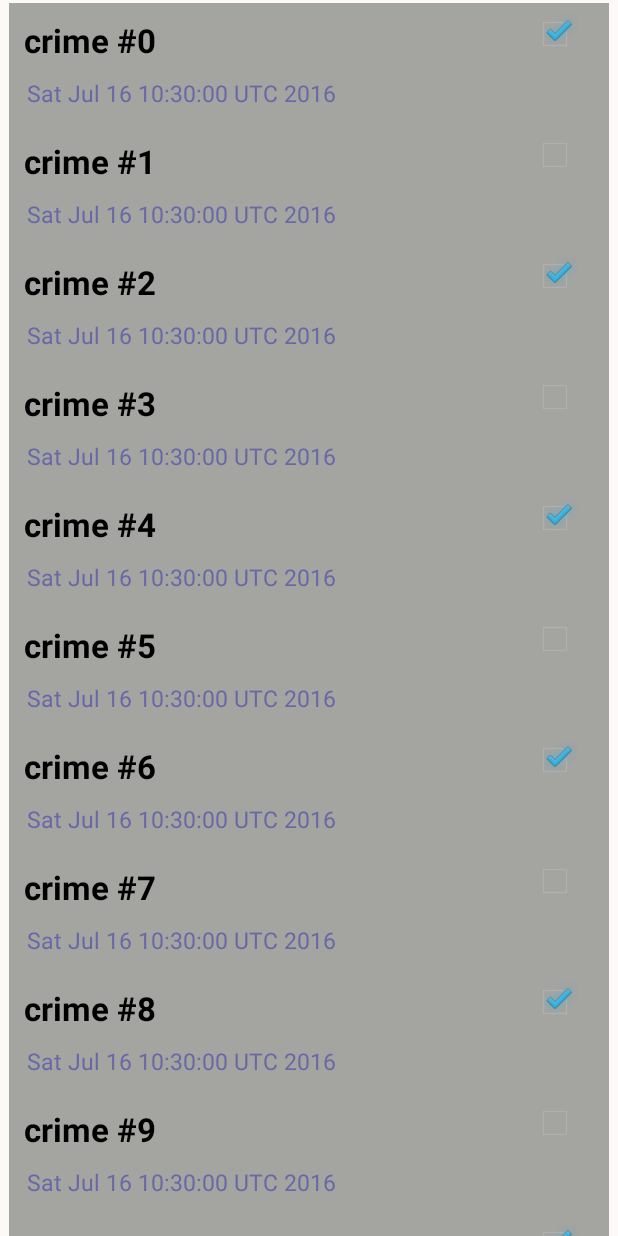
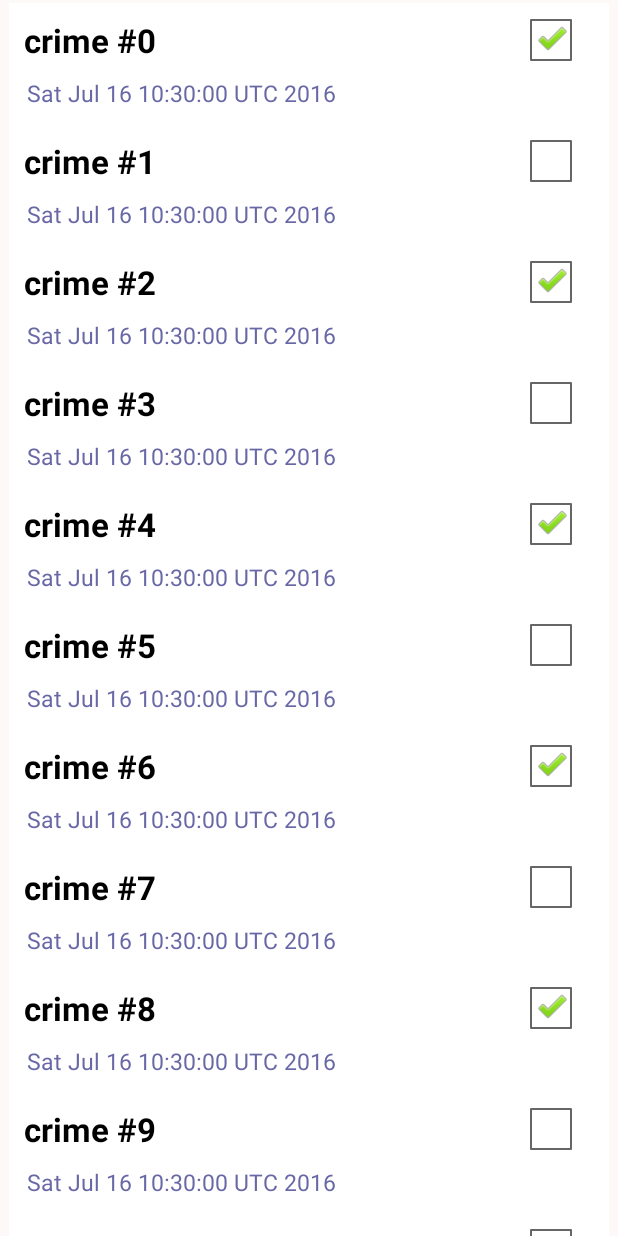
Before and after one commit to lewisliul/demo, an Android app: the screen it shows after launch (CrimeListActivity), on a phone screen of 412 x 824 dp. Run offline under Robolectric (Android 15) with nearby library versions, the light colour scheme and no system bars.

Commit message:
[启动闪黑屏解决]

```diff
--- a/app/src/main/AndroidManifest.xml
+++ b/app/src/main/AndroidManifest.xml
@@ -7,7 +7,7 @@
         android:icon="@mipmap/ic_launcher"
         android:label="@string/app_name"
         android:supportsRtl="true"
-        android:theme="@android:style/Theme.Holo.NoActionBar">
+        android:theme="@style/Theme.AppStartLoadTranslucent">
         <activity android:name=".ui.CrimeListActivity">
             <intent-filter>
                 <action android:name="android.intent.action.MAIN"/>
--- a/app/src/main/res/layout/fragment_crimelist_main.xml
+++ b/app/src/main/res/layout/fragment_crimelist_main.xml
@@ -2,7 +2,7 @@
 <LinearLayout xmlns:android="http://schemas.android.com/apk/res/android"
               android:layout_width="match_parent"
               android:layout_height="match_parent"
-              android:background="#a4a4a1"
+              android:background="#ffffff"
               android:orientation="vertical">
 
     <android.support.v7.widget.RecyclerView
--- a/app/src/main/res/values/styles.xml
+++ b/app/src/main/res/values/styles.xml
@@ -8,4 +8,8 @@
         <item name="colorAccent">@color/colorAccent</item>
     </style>
 
+    <style name="Theme.AppStartLoadTranslucent" parent="android:Theme">
+        <item name="android:windowIsTranslucent">true</item>
+        <item name="android:windowNoTitle">true</item>
+    </style>
 </resources>
```
